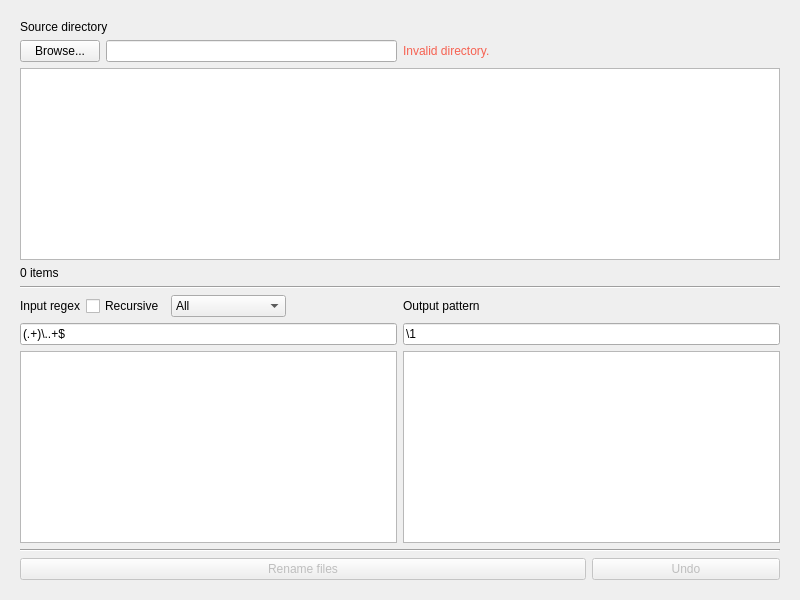
First picture: the form in src/mvrgx/gui/asset/main.ui, repository svioletg/mvrgx, before the edit.
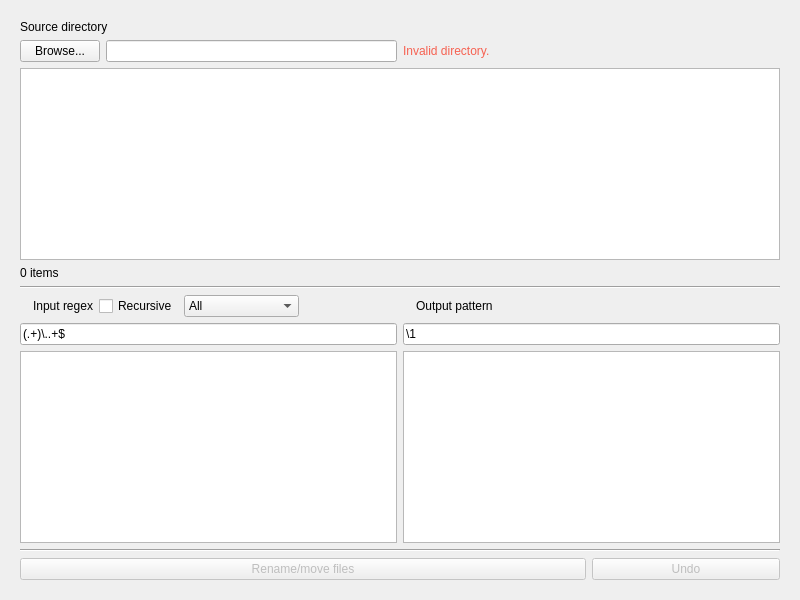
Second picture: the form after the edit. Icons and pictures are not drawn.

Commit message: Now checking for invalid regex, change rename button references to "move" button references

The edit to the form file:
```diff
--- a/src/mvrgx/gui/asset/main.ui
+++ b/src/mvrgx/gui/asset/main.ui
@@ -131,16 +131,6 @@
       </item>
       <item row="0" column="1">
        <layout class="QHBoxLayout" name="horizontalLayoutOutputPattern">
-        <item>
-         <widget class="QLabel" name="labelOutputPattern">
-          <property name="text">
-           <string>Output pattern</string>
-          </property>
-          <property name="buddy">
-           <cstring>lineEditOutputPattern</cstring>
-          </property>
-         </widget>
-        </item>
         <item>
          <widget class="QLabel" name="labelOutputPatternWarning">
           <property name="sizePolicy">
@@ -166,6 +156,16 @@
           </property>
          </widget>
         </item>
+        <item>
+         <widget class="QLabel" name="labelOutputPattern">
+          <property name="text">
+           <string>Output pattern</string>
+          </property>
+          <property name="buddy">
+           <cstring>lineEditOutputPattern</cstring>
+          </property>
+         </widget>
+        </item>
         <item>
          <spacer name="horizontalSpacer_2">
           <property name="orientation">
@@ -222,6 +222,25 @@
         <property name="rightMargin">
          <number>0</number>
         </property>
+        <item>
+         <widget class="QLabel" name="labelInputRegexWarning">
+          <property name="maximumSize">
+           <size>
+            <width>16</width>
+            <height>16</height>
+           </size>
+          </property>
+          <property name="text">
+           <string/>
+          </property>
+          <property name="pixmap">
+           <pixmap resource="icons.qrc">:/icon/img/warning.svg</pixmap>
+          </property>
+          <property name="scaledContents">
+           <bool>true</bool>
+          </property>
+         </widget>
+        </item>
         <item>
          <widget class="QLabel" name="labelInputRegex">
           <property name="text">
@@ -329,7 +348,7 @@
          <string notr="true"/>
         </property>
         <property name="text">
-         <string>Rename files</string>
+         <string>Rename/move files</string>
         </property>
         <property name="thickButton" stdset="0">
          <bool>true</bool>
```
Left out of the diff: 8 changed lines with no effect on the pictures. The commit also changes 4 other files.
